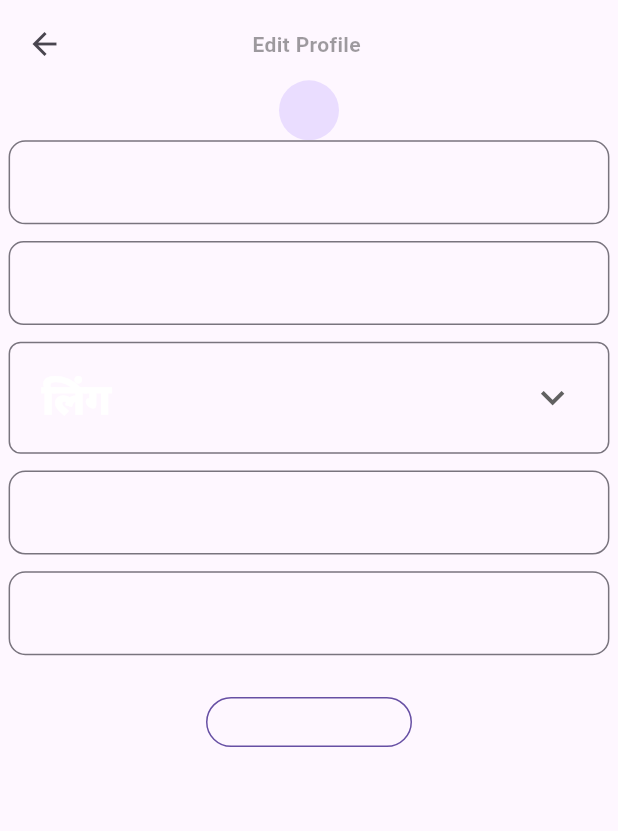
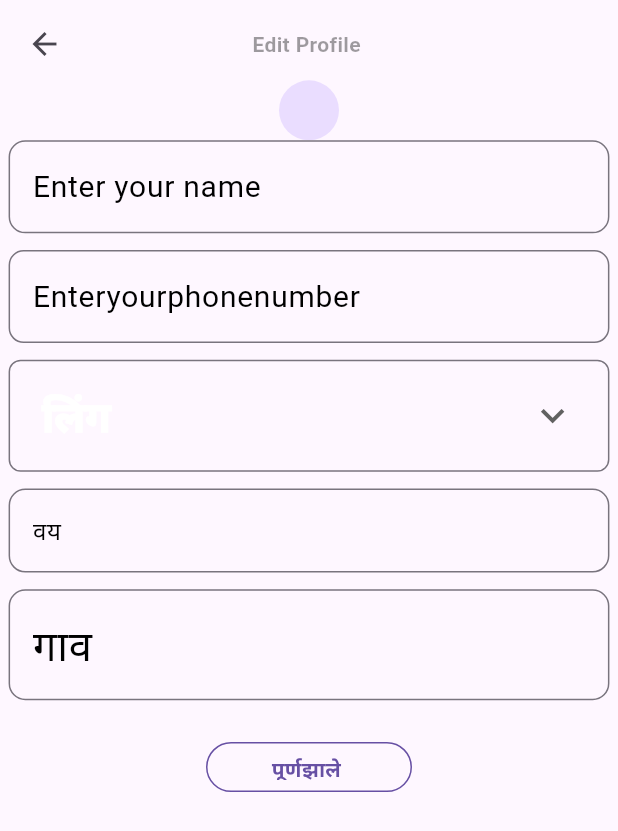
Before and after one commit to JalindarJagtap/Baliraja-app, a Flutter app: the EditProfileScreen screen opened by its route, on a phone screen of 412 x 824 dp. Shown: the top 831 px of the screen. Run offline on Flutter 3.47's test engine with Material 3 defaults, Android fonts, the phone set to English and light mode, and no system bars; our stand-ins replace flutter_screenutil, go_router, google_fonts.

Commit message:
profile screen

```diff
--- a/lib/constants/app_string.dart
+++ b/lib/constants/app_string.dart
@@ -29,4 +29,12 @@ class AppStrings {
   static const String centertitle = "खाते तयार करा";
   static const String buttontext = "पूर्ण झाले";
   static const String lastname = "आडनाव ";
+  static const String enteryourname = "Enter your name";
+  static const String enteryourphonenumber="Enteryourphonenumber";
+  static const String  enteryourege="वय";
+  static const String enteryourvilage="गाव";
+  static const String OutlineButtonWidget="पूर्णझाले ";
+
+
+
 }
--- a/lib/presentatioin/home_screen/home_screen.dart
+++ b/lib/presentatioin/home_screen/home_screen.dart
@@ -12,5 +12,4 @@ class _HomeScreenState extends State<HomeScreen> {
   Widget build(BuildContext context) {
     return const Placeholder();
   }
-
 }
--- a/lib/utils/routes/routes.dart
+++ b/lib/utils/routes/routes.dart
@@ -17,7 +17,6 @@ class Routes {
       //   path: splashScreen,
       //   builder: (context, state) => const SplashScreen(),
       // ),
-
       GoRoute(
         path: editProfileScreen,
         builder: (context, state) => const EditProfileScreen(),
--- a/lib/widgets/button_widget.dart
+++ b/lib/widgets/button_widget.dart
@@ -24,7 +24,7 @@ class OutlineButtonWidget extends StatefulWidget {
   const OutlineButtonWidget(
       {super.key,
       this.onPressed,
-      this.borderRadius = 0.0,
+      this.borderRadius = 10,
       this.labelColor,
       this.inProgress,
       this.text,
```
